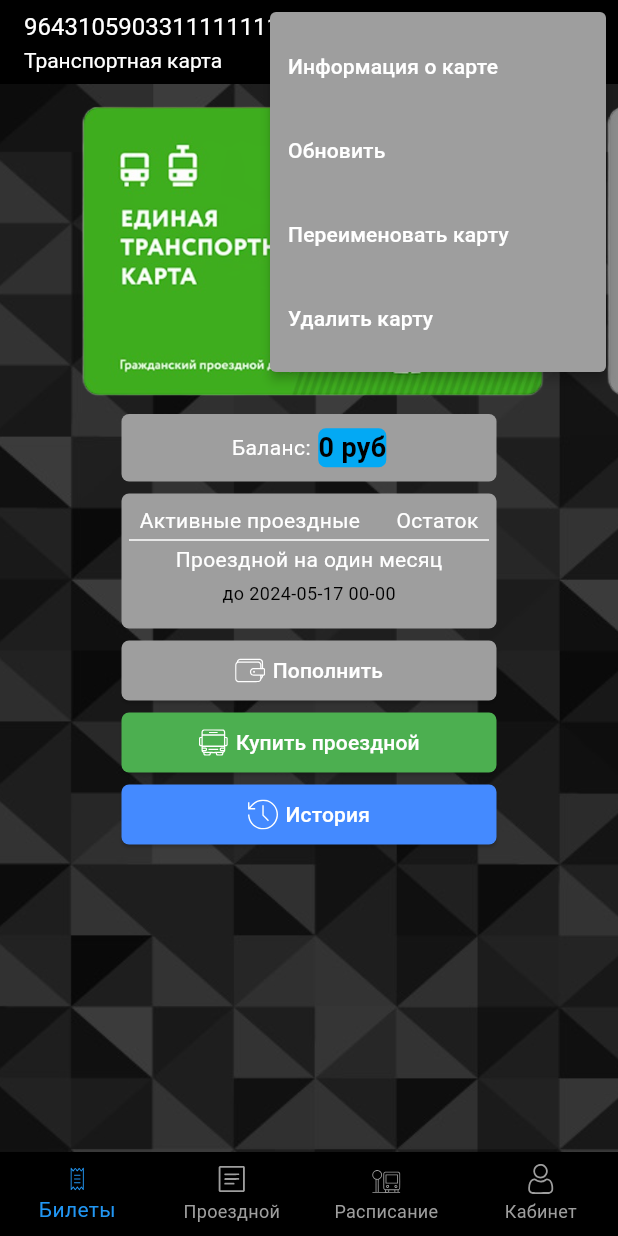
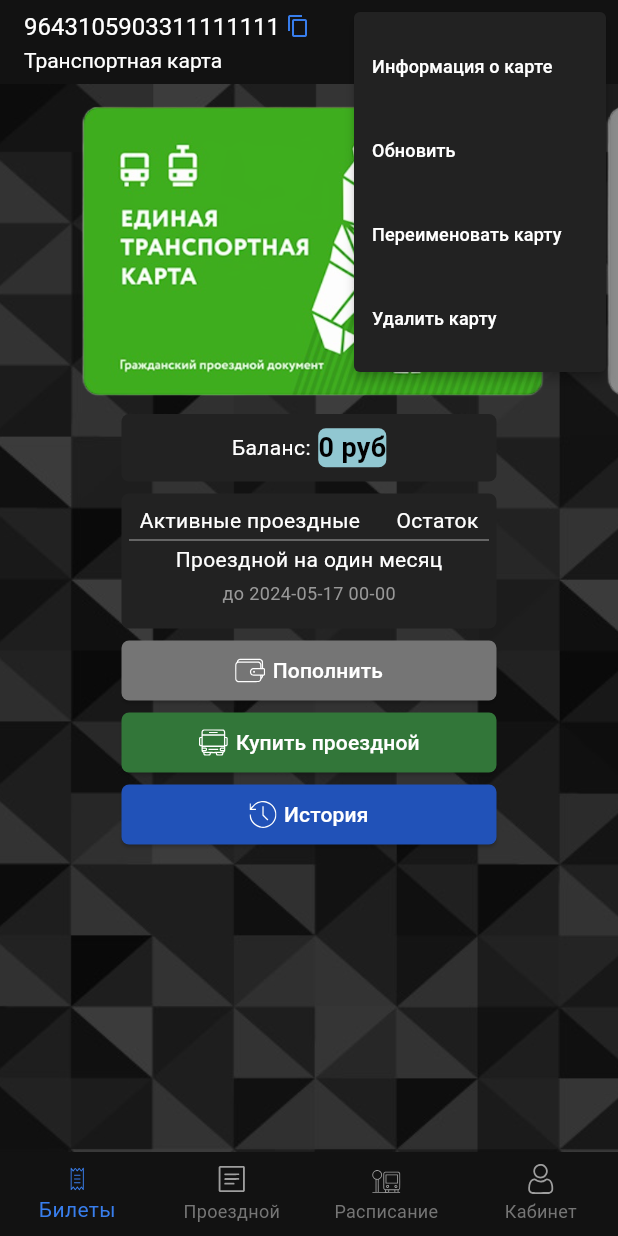
Before and after one commit to ttsukuyomi3auka/perm_transport_card, a Flutter app: the screen it shows after launch, after a tap on the "more vert" icon, on a phone screen of 412 x 824 dp. Run offline on Flutter 3.47's test engine with Material 3 defaults, Android fonts, the light colour scheme and no system bars; our stand-ins replace flutter_svg, freezed_annotation, get.

Commit message:
push up when open keyboard

```diff
--- a/lib/app/modules/home/views/home_view.dart
+++ b/lib/app/modules/home/views/home_view.dart
@@ -1,6 +1,5 @@
 import 'package:flutter/material.dart';
 import 'package:flutter_svg/flutter_svg.dart';
-import 'package:flutter_swiper_view/flutter_swiper_view.dart';
 import 'package:get/get.dart';
 import 'package:perm_transport_card/app/modules/home/controllers/home_controller.dart';
 import 'package:perm_transport_card/app/modules/home/widgets/card_added_screen.dart';
@@ -18,9 +17,9 @@ class HomeView extends GetView<HomeController> {
   @override
   Widget build(BuildContext context) {
     return Scaffold(
-      resizeToAvoidBottomInset: true,
+      resizeToAvoidBottomInset: false,
       appBar: AppBar(
-        backgroundColor: Colors.black,
+        backgroundColor: CustomColor.blackUpDown,
         title: Column(
           crossAxisAlignment: CrossAxisAlignment.start,
           children: [
@@ -36,10 +35,10 @@ class HomeView extends GetView<HomeController> {
                     if (controller.currentCard.value.id != defaultId)
                       InkWell(
                         onTap: () {},
-                        child: const Icon(
+                        child: Icon(
                           Icons.copy,
                           size: 16,
-                          color: Colors.blue,
+                          color: CustomColor.blueIcon,
                         ),
                       ),
                   ],
@@ -63,15 +62,15 @@ class HomeView extends GetView<HomeController> {
         actions: [
           Obx(() => PopupMenuButton(
                 enabled: controller.currentCard.value.id != defaultId,
-                color: Colors.grey,
-                icon:
-                    const Icon(Icons.more_vert, size: 40, color: Colors.white),
+                color: CustomColor.black,
+                icon: Icon(Icons.more_vert,
+                    size: 40, color: CustomColor.greyIcon),
                 itemBuilder: (BuildContext context) => <PopupMenuEntry>[
                   PopupMenuItem(
                     child: ListTile(
                       title: const Text(
                         "Информация о карте",
-                        style: TextStyle(color: Colors.white),
+                        style: TextStyle(color: Colors.white, fontSize: 12),
                       ),
                       onTap: () {
                         Get.to(const CardInfo(),
@@ -83,7 +82,7 @@ class HomeView extends GetView<HomeController> {
                     child: ListTile(
                       title: const Text(
                         "Обновить",
-                        style: TextStyle(color: Colors.white),
+                        style: TextStyle(color: Colors.white, fontSize: 12),
                       ),
                       onTap: () {
                         controller.getCard();
@@ -94,15 +93,20 @@ class HomeView extends GetView<HomeController> {
                     child: ListTile(
                       title: const Text(
                         "Переименовать карту",
-                        style: TextStyle(color: Colors.white),
+                        style: TextStyle(color: Colors.white, fontSize: 12),
                       ),
                       onTap: () {
                         showModalBottomSheet(
+                          context: context,
                           isScrollControlled: true,
-                          context: context,
                           builder: (BuildContext context) {
-                            return RenameCard(
-                                controller, controller.currentCard.value);
+                            return Padding(
+                              padding: EdgeInsets.only(
+                                  bottom:
+                                      MediaQuery.of(context).viewInsets.bottom),
+                              child: RenameCard(
+                                  controller, controller.currentCard.value),
+                            );
                           },
                         );
                       },
@@ -112,7 +116,7 @@ class HomeView extends GetView<HomeController> {
                     child: ListTile(
                       title: const Text(
                         "Удалить карту",
-                        style: TextStyle(color: Colors.white),
+                        style: TextStyle(color: Colors.white, fontSize: 12),
                       ),
                       onTap: () {
                         showModalBottomSheet(
@@ -133,9 +137,9 @@ class HomeView extends GetView<HomeController> {
       bottomNavigationBar: Obx(() => BottomNavigationBar(
             type: BottomNavigationBarType.fixed,
             currentIndex: controller.currentTab.value,
-            backgroundColor: Colors.black,
-            unselectedItemColor: Colors.grey,
-            selectedItemColor: Colors.blue,
+            backgroundColor: CustomColor.blackUpDown,
+            unselectedItemColor: CustomColor.grey,
+            selectedItemColor: CustomColor.blueIcon,
             onTap: controller.setCurrentTab,
             items: [
               BottomNavigationBarItem(
@@ -144,8 +148,8 @@ class HomeView extends GetView<HomeController> {
                   width: 20,
                   height: 20,
                   color: controller.currentTab.value == 0
-                      ? Colors.blue
-                      : Colors.grey,
+                      ? CustomColor.blueIcon
+                      : CustomColor.greyIcon,
                 ),
                 label: "Билеты",
               ),
@@ -200,12 +204,6 @@ class HomeView extends GetView<HomeController> {
                     controller.updateCurrentCard(cards[index]);
                   },
                   itemBuilder: (context, index) {
-                    double factor = 1;
-                    if (controller
-                        .pageController.position.hasContentDimensions) {
-                      factor =
-                          1 - (controller.pageController.page! - index).abs();
-                    }
                     final card = cards[index];
                     if (card.id == defaultId) {
                       return NoCardScreen(card, controller);
--- a/lib/app/modules/home/widgets/card_added_screen.dart
+++ b/lib/app/modules/home/widgets/card_added_screen.dart
@@ -3,6 +3,7 @@
 import 'package:flutter/material.dart';
 
 import 'package:flutter_svg/svg.dart';
+import 'package:perm_transport_card/constants.dart';
 import 'package:perm_transport_card/models/card.dart';
 import 'package:perm_transport_card/resources/resources.dart';
 
@@ -31,7 +32,7 @@ class CardAddedScreen extends StatelessWidget {
           width: 250,
           height: 45,
           decoration: BoxDecoration(
-            color: Colors.grey,
+            color: CustomColor.black,
             borderRadius: BorderRadius.circular(5),
           ),
           child: Row(
@@ -46,14 +47,13 @@ class CardAddedScreen extends StatelessWidget {
               ),
               Container(
                 decoration: BoxDecoration(
-                  color: Colors.lightBlue,
+                  color: CustomColor.blueLight,
                   borderRadius: BorderRadius.circular(5),
                 ),
                 child: const Text(
                   "0 руб",
                   style: TextStyle(
                     color: Colors.black,
-                    // backgroundColor: Colors.lightBlue,
                     fontSize: 18,
                     fontWeight: FontWeight.bold,
                   ),
@@ -69,7 +69,7 @@ class CardAddedScreen extends StatelessWidget {
           width: 250,
           height: 90,
           decoration: BoxDecoration(
-            color: Colors.grey,
+            color: CustomColor.black,
             borderRadius: BorderRadius.circular(5),
           ),
           child: Column(
@@ -93,11 +93,12 @@ class CardAddedScreen extends StatelessWidget {
               ),
               const Divider(
                 color: Colors.white,
-                thickness: 1.0,
+                thickness: 0.4,
                 height: 6,
                 indent: 5,
                 endIndent: 5,
               ),
+              //TODO поменять выравнивание текста
               Column(
                 mainAxisAlignment: MainAxisAlignment.center,
                 children: [
@@ -105,18 +106,19 @@ class CardAddedScreen extends StatelessWidget {
                     "Проездной на один месяц",
                     style: TextStyle(color: Colors.white),
                   ),
-                  SizedBox(height: 4),
+                  const SizedBox(height: 4),
                   Row(
                     mainAxisAlignment: MainAxisAlignment.center,
                     children: [
-                      const Text(
+                      Text(
                         "до ",
-                        style: TextStyle(color: Colors.black, fontSize: 12),
+                        style: TextStyle(
+                            color: CustomColor.greyIcon, fontSize: 12),
                       ),
                       Text(
                         convertedDateTime,
-                        style:
-                            const TextStyle(color: Colors.black, fontSize: 12),
+                        style: TextStyle(
+                            color: CustomColor.greyIcon, fontSize: 12),
                       ),
                     ],
                   ),
@@ -134,7 +136,7 @@ class CardAddedScreen extends StatelessWidget {
           child: ElevatedButton(
             onPressed: () {},
             style: ElevatedButton.styleFrom(
-              backgroundColor: Colors.grey,
+              backgroundColor: CustomColor.grey,
               shape: RoundedRectangleBorder(
                 borderRadius: BorderRadius.circular(5),
               ),
@@ -167,7 +169,7 @@ class CardAddedScreen extends StatelessWidget {
           child: ElevatedButton(
             onPressed: () {},
             style: ElevatedButton.styleFrom(
-              backgroundColor: Colors.green,
+              backgroundColor: CustomColor.green,
               shape: RoundedRectangleBorder(
                 borderRadius: BorderRadius.circular(5),
               ),
@@ -200,7 +202,7 @@ class CardAddedScreen extends StatelessWidget {
           child: ElevatedButton(
             onPressed: () {},
             style: ElevatedButton.styleFrom(
-              backgroundColor: Colors.blueAccent,
+              backgroundColor: CustomColor.blue,
               shape: RoundedRectangleBorder(
                 borderRadius: BorderRadius.circular(5),
               ),
@@ -211,8 +213,8 @@ class CardAddedScreen extends StatelessWidget {
               children: [
                 SvgPicture.asset(
                   LocalIcons.history,
-                  width: 20,
-                  height: 20,
+                  width: 18,
+                  height: 18,
                   color: Colors.white,
                 ),
                 const SizedBox(width: 5),
--- a/lib/app/modules/home/widgets/no_card_screen.dart
+++ b/lib/app/modules/home/widgets/no_card_screen.dart
@@ -9,7 +9,7 @@ import 'package:perm_transport_card/resources/resources.dart';
 class NoCardScreen extends StatelessWidget {
   final PermCard card;
   final HomeController controller;
-  NoCardScreen(this.card, this.controller, {super.key});
+  const NoCardScreen(this.card, this.controller, {super.key});
 
   @override
   Widget build(BuildContext context) {
@@ -30,7 +30,7 @@ class NoCardScreen extends StatelessWidget {
           width: 250,
           height: 120,
           decoration: BoxDecoration(
-            color: Colors.grey,
+            color: CustomColor.black,
             borderRadius: BorderRadius.circular(5),
           ),
           child: Column(
@@ -43,7 +43,7 @@ class NoCardScreen extends StatelessWidget {
                 "Номер карты",
                 style: TextStyle(
                     fontWeight: FontWeight.bold,
-                    fontSize: 18,
+                    fontSize: 16,
                     color: Colors.white),
               ),
               const SizedBox(height: 10),
@@ -52,48 +52,48 @@ class NoCardScreen extends StatelessWidget {
                 children: [
                   Text(
                     defaultId,
-                    style: const TextStyle(
+                    style: TextStyle(
                       fontSize: 16,
+                      color: CustomColor.grey,
                       fontWeight: FontWeight.bold,
                     ),
                   ),
                   const SizedBox(width: 10),
                   SizedBox(
-                    width: 100,
+                    width: 120,
                     height: 45,
                     child: Expanded(
                       child: TextField(
-                        controller: controller.idCard,
+                        style:
+                            const TextStyle(color: Colors.white, fontSize: 16),
+                        // controller: controller.idCard,
                         decoration: InputDecoration(
                           counterText: "",
                           enabledBorder: OutlineInputBorder(
-                            borderSide: const BorderSide(
-                                color: Color.fromARGB(255, 0, 0, 0), width: 1.0),
-                            borderRadius: BorderRadius.circular(10),
+                            borderSide:
+                                BorderSide(color: CustomColor.grey, width: 1.0),
+                            borderRadius: BorderRadius.circular(5),
                           ),
                           focusedBorder: OutlineInputBorder(
-                            borderSide: const BorderSide(
-                                color: Colors.blue, width: 3.0),
+                            borderSide:
+                                BorderSide(color: CustomColor.grey, width: 3.0),
                             borderRadius: BorderRadius.circular(5),
                           ),
                         ),
                         maxLength: 8,
                         maxLengthEnforcement: MaxLengthEnforcement.enforced,
                         keyboardType: TextInputType.number,
-                        onChanged: (value) {
-                          if (value.length == 8) {
-                            controller.idCard.text = value.substring(
-                                0, 8); // Обрезаем ввод после 8 символов
-                            controller.idCard.selection =
-                                TextSelection.fromPosition(const TextPosition(
-                                    offset: 8)); // Перемещаем курсор в конец
-                            // Делаем обводку зеленой, когда достигнута максимальная длина
-                            controller.isValid.value = true;
-                          } else {
-                            // Делаем обводку красной, если введено меньше 8 символов
-                            controller.isValid.value = false;
-                          }
-                        },
+                        // onChanged: (value) {
+                        //   if (value.length == 8) {
+                        //     controller.idCard.text = value.substring(0, 8);
+                        //     controller.idCard.selection =
+                        //         TextSelection.fromPosition(
+                        //             const TextPosition(offset: 8));
+                        //     controller.isValid.value = true;
+                        //   } else {
+                        //     controller.isValid.value = false;
+                        //   }
+                        // },
                       ),
                     ),
                   ),
@@ -101,9 +101,9 @@ class NoCardScreen extends StatelessWidget {
               ),
               const SizedBox(height: 10),
               const Text(
-                "Введите последние 8 цифр номера карты",
+                "Введите последние 8 цифр номера карты.",
                 style: TextStyle(
-                  fontSize: 12,
+                  fontSize: 10,
                   color: Colors.white,
                 ),
               ),
@@ -119,7 +119,7 @@ class NoCardScreen extends StatelessWidget {
           child: ElevatedButton(
             onPressed: () {},
             style: ElevatedButton.styleFrom(
-              backgroundColor: Colors.blueAccent,
+              backgroundColor: CustomColor.grey,
               shape: RoundedRectangleBorder(
                 borderRadius: BorderRadius.circular(5),
               ),
@@ -137,7 +137,7 @@ class NoCardScreen extends StatelessWidget {
                 const SizedBox(width: 5),
                 const Text(
                   "Добавить",
-                  style: TextStyle(color: Colors.white),
+                  style: TextStyle(color: Colors.white, fontSize: 14),
                 ),
               ],
             ),
--- a/lib/app/modules/splash/bindings/splash_binding.dart
+++ b/lib/app/modules/splash/bindings/splash_binding.dart
@@ -5,8 +5,6 @@ import '../controllers/splash_controller.dart';
 class SplashBinding extends Bindings {
   @override
   void dependencies() {
-    Get.lazyPut<SplashController>(
-      () => SplashController(),
-    );
+    Get.put(SplashController());
   }
 }
--- a/lib/app/modules/splash/controllers/splash_controller.dart
+++ b/lib/app/modules/splash/controllers/splash_controller.dart
@@ -4,7 +4,7 @@ import 'package:perm_transport_card/app/routes/app_pages.dart';
 class SplashController extends GetxController {
   @override
   void onInit() async {
-    await Future.delayed(const Duration(seconds: 2));
+    await Future.delayed(const Duration(seconds: 1));
     Get.offAndToNamed(Routes.HOME);
     super.onInit();
   }
--- a/lib/app/modules/splash/views/splash_view.dart
+++ b/lib/app/modules/splash/views/splash_view.dart
@@ -1,5 +1,6 @@
 import 'package:flutter/material.dart';
 import 'package:get/get.dart';
+import 'package:perm_transport_card/constants.dart';
 import 'package:perm_transport_card/resources/resources.dart';
 
 import '../controllers/splash_controller.dart';
@@ -11,7 +12,7 @@ class SplashView extends GetView<SplashController> {
   Widget build(BuildContext context) {
     return Scaffold(
       body: Container(
-        color: Colors.grey,
+        color: CustomColor.grey,
         child: const Center(
           child: Image(
               width: 150,
--- a/lib/constants.dart
+++ b/lib/constants.dart
@@ -1,6 +1,20 @@
+// ignore_for_file: prefer_const_constructors
+
+import 'package:flutter/material.dart';
 import 'package:perm_transport_card/models/card.dart';
 
 String defaultId = "96431059033";
 
-PermCard unknown = PermCard(
-    "Добавить карту", "", "", "", DateTime.now(), "", DateTime.now(), "", "Транспортная карта");
+PermCard unknown = PermCard("Добавить карту", "", "", "", DateTime.now(), "",
+    DateTime.now(), "", "Транспортная карта");
+
+abstract class CustomColor {
+  static Color green = Color.fromARGB(255, 50, 118, 57);
+  static Color grey = Color.fromARGB(255, 117, 117, 117);
+  static Color greyIcon = Color.fromARGB(255, 152, 152, 152);
+  static Color blue = Color.fromARGB(255, 33, 82, 184);
+  static Color blueLight = Color.fromARGB(255, 145, 199, 209);
+  static Color blueIcon = Color.fromARGB(255, 56, 126, 237);
+  static Color blackUpDown = Color.fromARGB(255, 18, 18, 18);
+  static Color black = Color.fromARGB(255, 34, 34, 34);
+}
--- a/lib/main.dart
+++ b/lib/main.dart
@@ -1,13 +1,17 @@
 import 'package:flutter/material.dart';
 import 'package:get/get.dart';
 import 'package:perm_transport_card/app/routes/app_pages.dart';
+import 'package:perm_transport_card/constants.dart';
 import 'package:perm_transport_card/services/fake_api_service.dart';
 
 void main() {
   initServices();
   runApp(GetMaterialApp(
+    theme: ThemeData(
+      textSelectionTheme: TextSelectionThemeData(cursorColor: CustomColor.blueLight)
+    ),
     debugShowCheckedModeBanner: false,
-    initialRoute: Routes.HOME,
+    initialRoute: Routes.SPLASH,
     getPages: AppPages.routes,
   ));
 }
```
Also changed, not shown: lib/app/modules/home/widgets/card_info.dart (+9 -4 lines), lib/app/modules/home/widgets/delete_card.dart (+13 -11 lines), lib/app/modules/home/widgets/rename_card.dart (+24 -16 lines).
